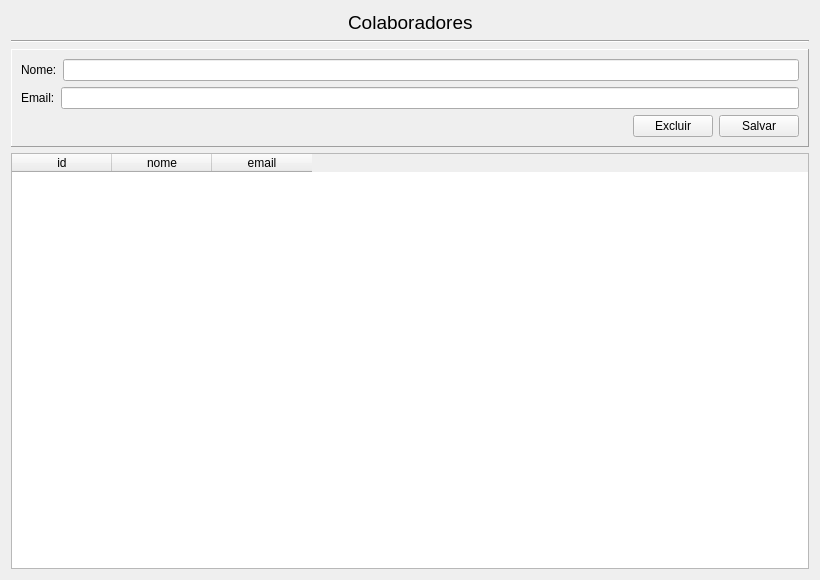
This is view/colab.ui in Gusrrocha/Gerenciador-de-projetos as Qt 5 draws it before an edit. The edited form follows.
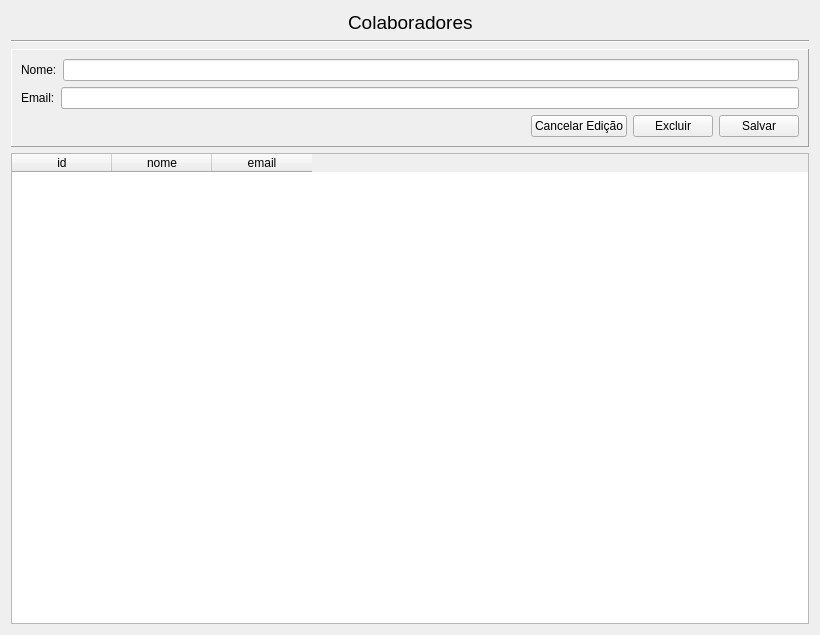
This is the edited form.

```diff
--- a/view/colab.ui
+++ b/view/colab.ui
@@ -7,7 +7,7 @@
     <x>0</x>
     <y>0</y>
     <width>820</width>
-    <height>580</height>
+    <height>635</height>
    </rect>
   </property>
   <property name="windowTitle">
@@ -116,6 +116,13 @@
           </property>
          </spacer>
         </item>
+        <item>
+         <widget class="QPushButton" name="cancel_edit">
+          <property name="text">
+           <string>Cancelar Edição</string>
+          </property>
+         </widget>
+        </item>
         <item>
          <widget class="QPushButton" name="excluir_btn">
           <property name="text">
```
